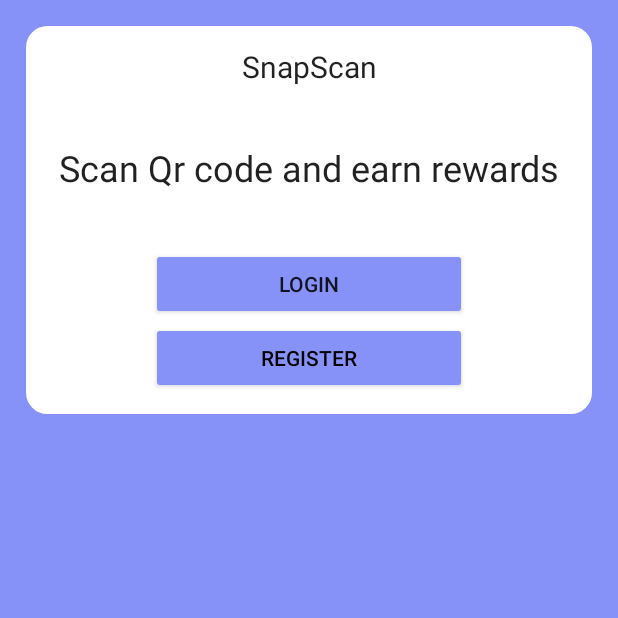
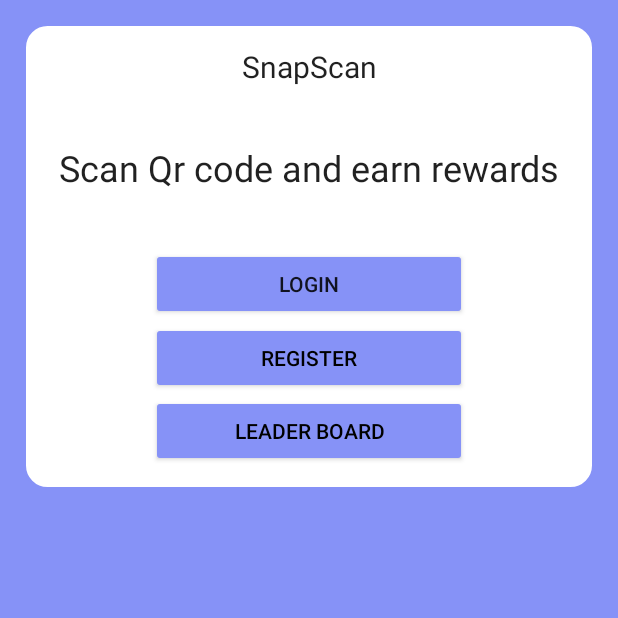
Before and after one commit to CMPUT301W23T51/SnapScan, an Android app: the screen it shows after launch (MainActivity), on a phone screen of 412 x 824 dp, the top half of it. Run offline under Robolectric (Android 15) with nearby library versions, the phone set to English and light mode, and no system bars.

Commit message:
Add files via upload

```diff
--- a/SnapScan/app/src/main/res/layout/activity_login.xml
+++ b/SnapScan/app/src/main/res/layout/activity_login.xml
@@ -60,6 +60,19 @@
             android:text="register"
             android:textColor="@color/black" />
 
+        <Button
+            android:id="@+id/lb"
+            android:layout_width="match_parent"
+            android:layout_height="wrap_content"
+            android:layout_below="@id/button_login"
+            android:layout_marginLeft="70dp"
+            android:layout_marginTop="50dp"
+            android:layout_marginRight="70dp"
+            android:backgroundTint="@color/purple"
+            android:outlineAmbientShadowColor="@color/light_grey"
+            android:text="Leader Board"
+            android:textColor="@color/black" />
+
     </RelativeLayout>
 
 
```
Also changed, not shown: SnapScan/app/src/main/res/layout/activity_lb.xml (added, +18 -0 lines), SnapScan/app/src/main/res/layout/item.xml (added, +72 -0 lines), SnapScan/app/src/main/res/layout/activity_login2.xml (line endings or trailing spaces), SnapScan/app/src/main/res/layout/activity_main.xml (line endings or trailing spaces), SnapScan/app/src/main/res/layout/activity_register.xml (line endings or trailing spaces).
